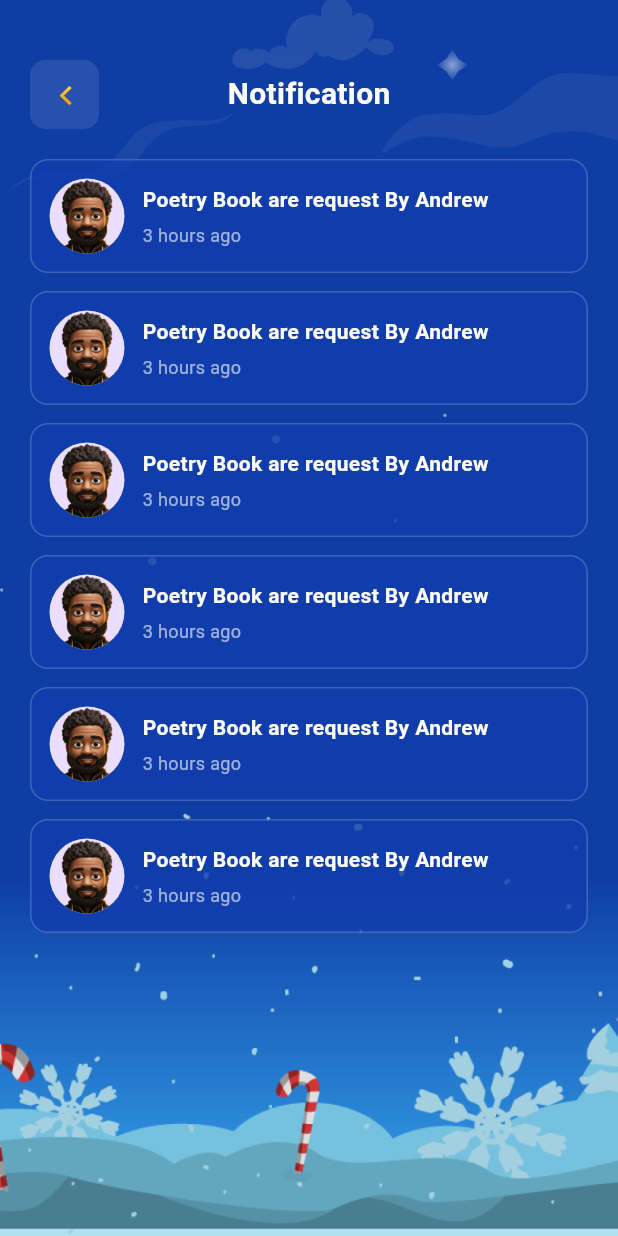
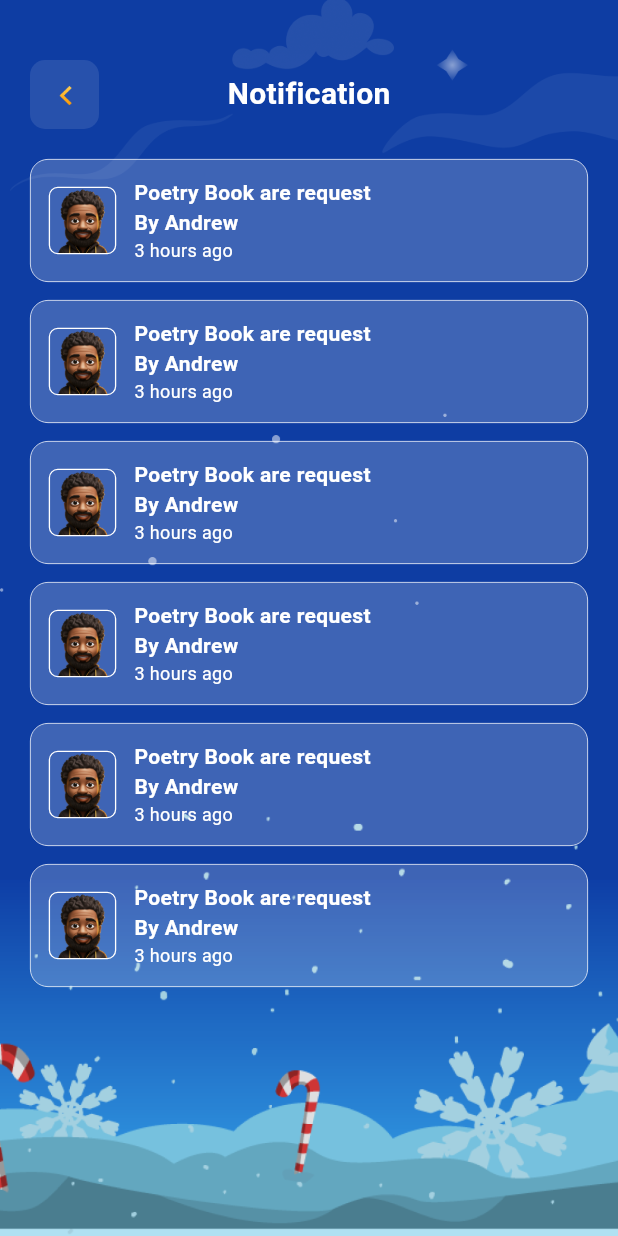
Before and after one commit to NafiiBangash/bedtime-story-app, a Flutter app: the screen it shows after launch, on a phone screen of 412 x 824 dp. Run offline on Flutter 3.47's test engine with Material 3 defaults, Android fonts, the phone set to English and light mode, and no system bars; our stand-ins replace smooth_page_indicator.

Commit message:
notification screen done

```diff
--- a/lib/models/notification_card_model.dart
+++ b/lib/models/notification_card_model.dart
@@ -2,41 +2,48 @@ import 'package:flutter/material.dart';
 
 class NotificationCardModel {
   String? imageUrl;
-  String? title;
+  String? msg;
   String? time;
+  String? name;
 
-  NotificationCardModel({this.imageUrl,this.title,this.time});
+  NotificationCardModel({this.imageUrl,this.msg,this.time,this.name});
 
   static List<NotificationCardModel> notifications = [
     NotificationCardModel(
       imageUrl: 'assets/images/user1.png',
-      title: 'Poetry Book are request By Andrew',
-      time: '3 hours ago'
+      msg: 'Poetry Book are request',
+      time: '3 hours ago',
+      name: 'Andrew'
     ),
     NotificationCardModel(
         imageUrl: 'assets/images/user1.png',
-        title: 'Poetry Book are request By Andrew',
-        time: '3 hours ago'
+        msg: 'Poetry Book are request',
+        time: '3 hours ago',
+        name: 'Andrew'
     ),
     NotificationCardModel(
         imageUrl: 'assets/images/user1.png',
-        title: 'Poetry Book are request By Andrew',
-        time: '3 hours ago'
+        msg: 'Poetry Book are request',
+        time: '3 hours ago',
+        name: 'Andrew'
     ),
     NotificationCardModel(
         imageUrl: 'assets/images/user1.png',
-        title: 'Poetry Book are request By Andrew',
-        time: '3 hours ago'
+        msg: 'Poetry Book are request',
+        time: '3 hours ago',
+        name: 'Andrew'
     ),
     NotificationCardModel(
         imageUrl: 'assets/images/user1.png',
-        title: 'Poetry Book are request By Andrew',
-        time: '3 hours ago'
+        msg: 'Poetry Book are request',
+        time: '3 hours ago',
+        name: 'Andrew'
     ),
     NotificationCardModel(
         imageUrl: 'assets/images/user1.png',
-        title: 'Poetry Book are request By Andrew',
-        time: '3 hours ago'
+        msg: 'Poetry Book are request',
+        time: '3 hours ago',
+        name: 'Andrew',
     ),
   ];
 }
--- a/lib/screens/home/notification_screen.dart
+++ b/lib/screens/home/notification_screen.dart
@@ -33,34 +33,41 @@ class _NotificationScreenState extends State<NotificationScreen> {
                   margin: const EdgeInsets.only(bottom: 12),
                   padding: const EdgeInsets.all(12),
                   decoration: BoxDecoration(
-                    color: const Color(0xFF113DAD).withOpacity(0.8),
+                    color: Colors.white.withOpacity(0.2),
                     borderRadius: BorderRadius.circular(12),
-                    border: Border.all(color: Colors.white.withOpacity(0.2)),
+                    border: Border.all(color: Colors.white,width: 0.5),
                   ),
                   child: Row(
                     children: [
-                      CircleAvatar(
-                        radius: 25,
-                        backgroundImage: AssetImage(_notificaitons[index].imageUrl!),
-                      ),
+                     Container(
+                       height: 45,
+                       width: 45,
+                       decoration: BoxDecoration(
+                         borderRadius: BorderRadius.circular(6),
+                         border: Border.all(
+                           color: Colors.white,
+                           width: 0.87
+                         )
+                       ),
+                       child: Image.asset(_notificaitons[index].imageUrl!,fit: BoxFit.cover,),
+                     ),
                       const SizedBox(width: 12),
                       Expanded(
                         child: Column(
                           crossAxisAlignment: CrossAxisAlignment.start,
                           children: [
                             Text(
-                              _notificaitons[index].title!,
+                              '${_notificaitons[index].msg!}\nBy ${_notificaitons[index].name!}',
                               style: const TextStyle(
                                 color: Colors.white,
                                 fontSize: 14,
                                 fontWeight: FontWeight.w600,
                               ),
                             ),
-                            const SizedBox(height: 5),
                             Text(
                               _notificaitons[index].time!,
                               style: TextStyle(
-                                color: Colors.white.withOpacity(0.6),
+                                color: Colors.white,
                                 fontSize: 12,
                               ),
                             ),
```
